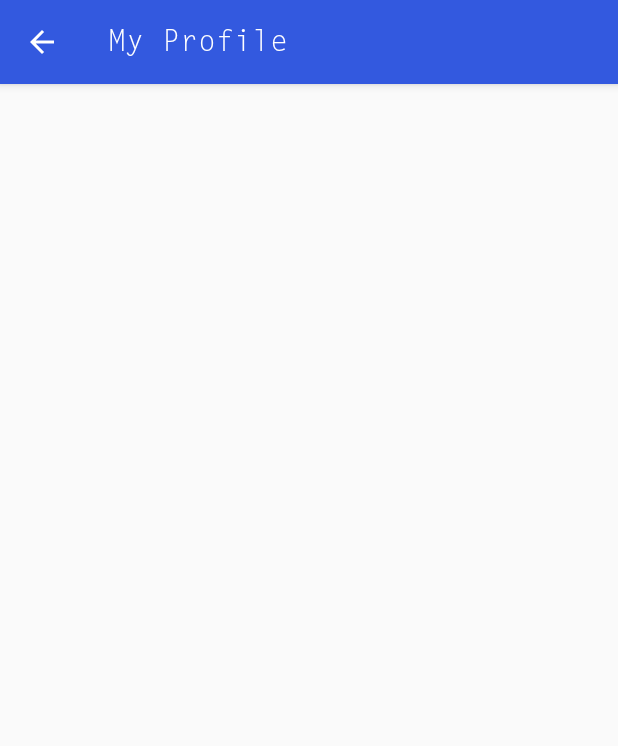
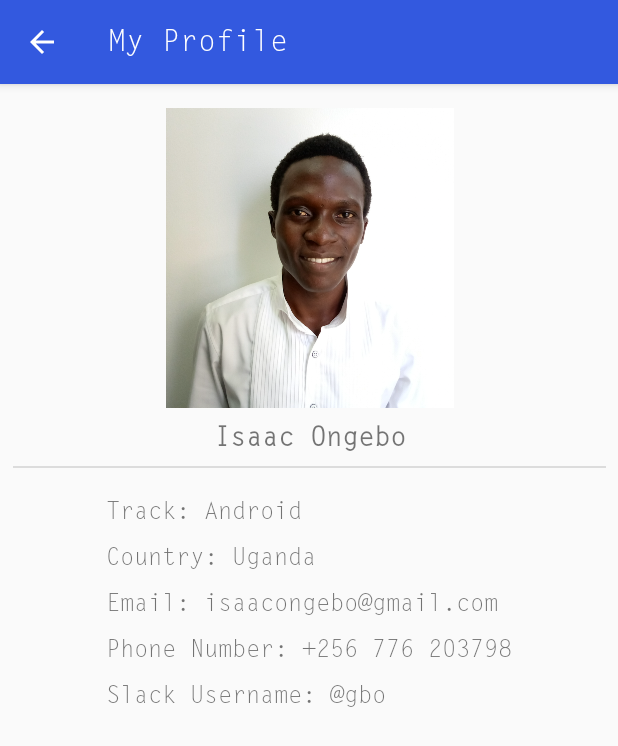
Before and after one commit to ongebo/alc-challenge-phase-one, an Android app: the MyProfileActivity screen opened directly, with no data from a screen before it, on a phone screen of 412 x 824 dp. Shown: the top 746 px of the screen. Run offline under Robolectric (Android 15) with nearby library versions, the phone set to English and light mode, and no system bars.

Commit message:
Design layout for the user profile screen

```diff
--- a/app/src/main/res/layout/activity_my_profile.xml
+++ b/app/src/main/res/layout/activity_my_profile.xml
@@ -6,4 +6,81 @@
     android:layout_height="match_parent"
     tools:context=".MyProfileActivity">
 
+    <ImageView
+        android:id="@+id/imageView"
+        android:layout_width="200dp"
+        android:layout_height="200dp"
+        android:layout_marginTop="16dp"
+        android:contentDescription="@string/profile_activity_title"
+        android:cropToPadding="true"
+        app:layout_constraintEnd_toEndOf="@+id/username"
+        app:layout_constraintStart_toStartOf="@+id/username"
+        app:layout_constraintTop_toTopOf="parent"
+        app:srcCompat="@drawable/profile_picture" />
+
+    <TextView
+        android:id="@+id/username"
+        android:layout_width="wrap_content"
+        android:layout_height="wrap_content"
+        android:layout_marginTop="8dp"
+        android:text="@string/username"
+        android:textAllCaps="false"
+        android:textSize="18sp"
+        android:textStyle="bold"
+        app:layout_constraintEnd_toEndOf="@+id/divider"
+        app:layout_constraintStart_toStartOf="@+id/divider"
+        app:layout_constraintTop_toBottomOf="@+id/imageView" />
+
+    <View
+        android:id="@+id/divider"
+        android:layout_width="395dp"
+        android:layout_height="1dp"
+        android:layout_marginTop="8dp"
+        android:layout_marginBottom="8dp"
+        android:background="?android:attr/listDivider"
+        app:layout_constraintEnd_toEndOf="@+id/linear_layout"
+        app:layout_constraintStart_toStartOf="@+id/linear_layout"
+        app:layout_constraintTop_toBottomOf="@id/username" />
+
+    <LinearLayout
+        android:id="@+id/linear_layout"
+        android:layout_width="wrap_content"
+        android:layout_height="wrap_content"
+        android:layout_marginTop="8dp"
+        android:orientation="vertical"
+        android:theme="@style/AppTheme.ProfileDetails"
+        app:layout_constraintEnd_toEndOf="parent"
+        app:layout_constraintStart_toStartOf="parent"
+        app:layout_constraintTop_toBottomOf="@id/divider">
+
+        <TextView
+            android:id="@+id/track"
+            android:layout_width="match_parent"
+            android:layout_height="wrap_content"
+            android:text="@string/track" />
+
+        <TextView
+            android:id="@+id/country"
+            android:layout_width="match_parent"
+            android:layout_height="wrap_content"
+            android:text="@string/country" />
+
+        <TextView
+            android:id="@+id/email"
+            android:layout_width="match_parent"
+            android:layout_height="wrap_content"
+            android:text="@string/email" />
+
+        <TextView
+            android:id="@+id/phone_number"
+            android:layout_width="match_parent"
+            android:layout_height="wrap_content"
+            android:text="@string/number" />
+
+        <TextView
+            android:id="@+id/slack_handle"
+            android:layout_width="match_parent"
+            android:layout_height="wrap_content"
+            android:text="@string/slack_handle" />
+    </LinearLayout>
 </android.support.constraint.ConstraintLayout>
```
